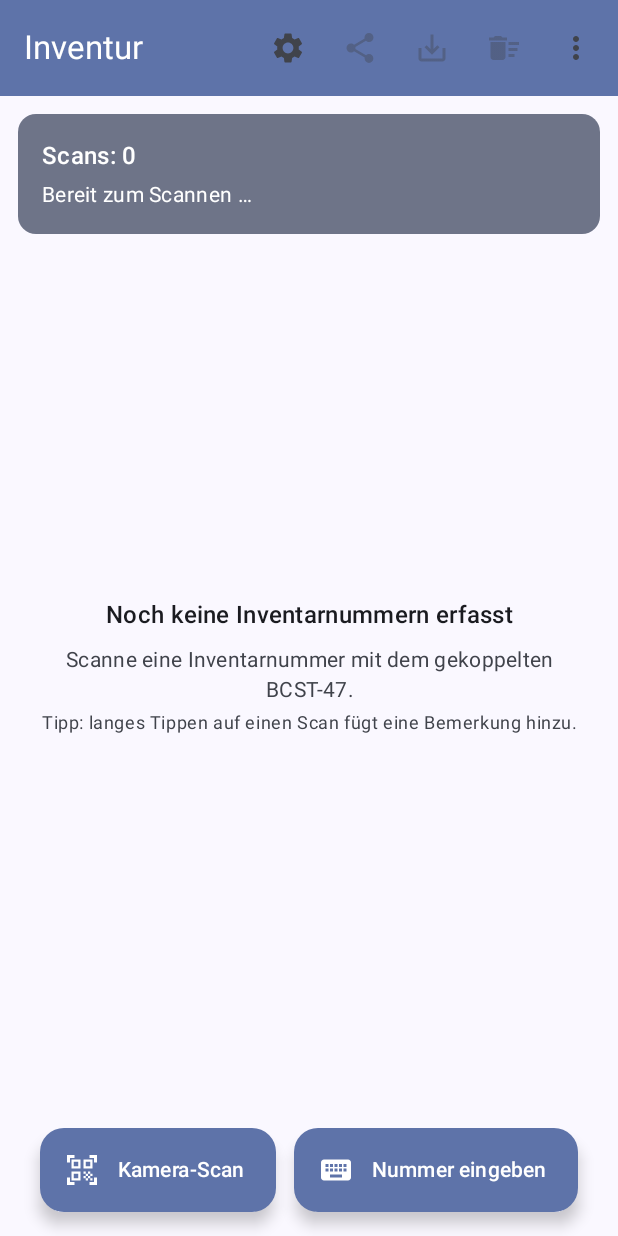
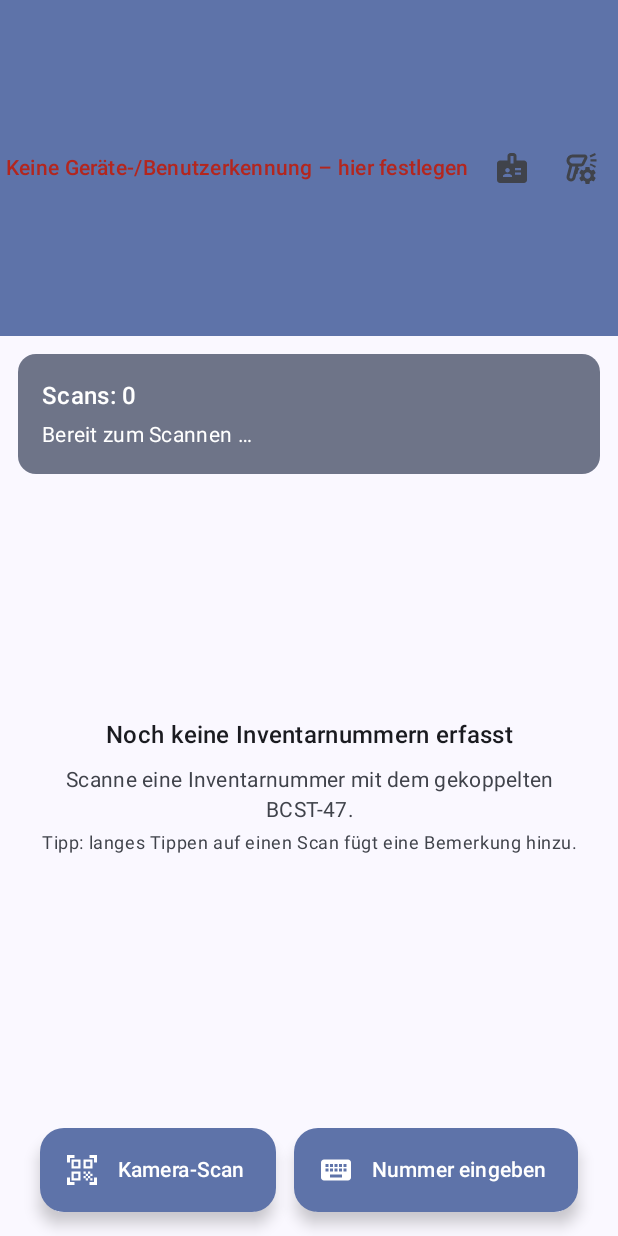
Before and after one commit to olafkenfenheuer/inventur, an Android app built with Jetpack Compose: the screen it shows after launch (MainActivity), on a phone screen of 412 x 824 dp. Run offline under Robolectric (Android 15) with nearby library versions, the phone set to English and light mode, and no system bars; libraries missing offline, so code that uses them is left out: com.inateck.scanner; 1 statement that could not run was skipped.

Commit message:
Geraete-/Benutzerkennung mit CSV-Spalte "Erfasst von"
Bei Inventuren mit mehreren Geraeten/Personen bleibt zuordenbar, woher
jeder Eintrag stammt: Kennung wird in der Kopfzeile gesetzt/angezeigt
(roter Hinweis solange leer), jedem neuen Scan zum Erfassungszeitpunkt
mitgegeben und im CSV-Export als eigene Spalte ausgegeben. Kopfzeile
nutzt jetzt ein Handscanner-Symbol mit Zahnrad (Material barcode_reader)
fuer den Scanner-Screen.

Co-Authored-By: Claude Opus 4.8 <noreply@anthropic.com>

```diff
--- a/app/src/main/java/com/kenfenheuer/inventur/data/CsvExporter.kt
+++ b/app/src/main/java/com/kenfenheuer/inventur/data/CsvExporter.kt
@@ -31,11 +31,12 @@ object CsvExporter {
 
         val sb = StringBuilder()
         sb.append('﻿') // UTF-8 BOM, damit Excel Umlaute korrekt anzeigt
-        sb.append("Nr;Inventarnummer;Zeitpunkt;Bemerkung\r\n")
+        sb.append("Nr;Inventarnummer;Zeitpunkt;Erfasst von;Bemerkung\r\n")
         ordered.forEachIndexed { index, item ->
             sb.append(index + 1).append(';')
             sb.append(escape(item.barcode)).append(';')
             sb.append(escape(timeFormat.format(Date(item.timestamp)))).append(';')
+            sb.append(escape(item.device.orEmpty())).append(';')
             sb.append(escape(item.note)).append("\r\n")
         }
         return sb.toString()
--- a/app/src/main/java/com/kenfenheuer/inventur/data/ScanEntry.kt
+++ b/app/src/main/java/com/kenfenheuer/inventur/data/ScanEntry.kt
@@ -5,10 +5,16 @@ import java.util.UUID
 /**
  * Ein einzelner Scanvorgang. Jeder Scan wird als eigene Zeile mit Zeitstempel
  * festgehalten; optional kann nachtraeglich eine [note] (Bemerkung) ergaenzt werden.
+ *
+ * [device] haelt die Geraete-/Benutzerkennung zum Zeitpunkt der Erfassung fest –
+ * wichtig, wenn mehrere Personen mit mehreren Geraeten dieselbe Inventur machen
+ * und die CSV-Dateien spaeter zusammengefuehrt werden. Nullable, weil Eintraege
+ * aus aelteren App-Versionen das Feld nicht haben (Gson liefert dann null).
  */
 data class ScanEntry(
     val id: String = UUID.randomUUID().toString(),
     val barcode: String,
     val timestamp: Long = System.currentTimeMillis(),
     val note: String = "",
+    val device: String? = null,
 )
--- a/app/src/main/java/com/kenfenheuer/inventur/ui/InventoryScreen.kt
+++ b/app/src/main/java/com/kenfenheuer/inventur/ui/InventoryScreen.kt
@@ -9,6 +9,7 @@ import androidx.activity.result.contract.ActivityResultContracts
 import androidx.compose.foundation.ExperimentalFoundationApi
 import androidx.compose.foundation.Image
 import androidx.compose.foundation.background
+import androidx.compose.foundation.clickable
 import androidx.compose.foundation.combinedClickable
 import androidx.compose.foundation.layout.Arrangement
 import androidx.compose.foundation.layout.Box
@@ -27,10 +28,12 @@ import androidx.compose.foundation.lazy.items
 import androidx.compose.foundation.lazy.grid.GridCells
 import androidx.compose.foundation.lazy.grid.LazyVerticalGrid
 import androidx.compose.foundation.lazy.grid.items
+import androidx.compose.foundation.shape.CircleShape
 import androidx.compose.foundation.shape.RoundedCornerShape
 import androidx.compose.foundation.text.KeyboardActions
 import androidx.compose.foundation.text.KeyboardOptions
 import androidx.compose.material.icons.Icons
+import androidx.compose.material.icons.filled.Badge
 import androidx.compose.material.icons.filled.Delete
 import androidx.compose.material.icons.filled.DeleteSweep
 import androidx.compose.material.icons.filled.EditNote
@@ -114,11 +117,13 @@ fun InventoryScreen(
     val context = LocalContext.current
     val items by viewModel.items.collectAsState()
     val lastScanned by viewModel.lastScanned.collectAsState()
+    val deviceLabel by viewModel.deviceLabel.collectAsState()
 
     var showClearDialog by remember { mutableStateOf(false) }
     var showManualDialog by remember { mutableStateOf(false) }
     var showMenu by remember { mutableStateOf(false) }
     var showAboutDialog by remember { mutableStateOf(false) }
+    var showDeviceDialog by remember { mutableStateOf(false) }
     var noteTarget by remember { mutableStateOf<ScanEntry?>(null) }
     var deleteTarget by remember { mutableStateOf<ScanEntry?>(null) }
 
@@ -161,8 +166,46 @@ fun InventoryScreen(
                     titleContentColor = MaterialTheme.colorScheme.onPrimaryContainer,
                 ),
                 actions = {
+                    // Aktuelle Geraete-/Benutzerkennung direkt in der Kopfzeile,
+                    // antippbar zum Aendern (wie das Badge-Icon daneben). Ohne
+                    // Kennung steht hier ein roter Hinweis, damit sie bei
+                    // Mehrgeraete-Inventuren nicht vergessen wird.
+                    Text(
+                        text = deviceLabel.ifEmpty { "Keine Geräte-/Benutzerkennung – hier festlegen" },
+                        style = MaterialTheme.typography.bodyMedium,
+                        fontWeight = FontWeight.SemiBold,
+                        color = if (deviceLabel.isNotEmpty()) {
+                            MaterialTheme.colorScheme.onPrimaryContainer
+                        } else {
+                            MaterialTheme.colorScheme.error
+                        },
+                        modifier = Modifier
+                            .clickable { showDeviceDialog = true }
+                            .padding(horizontal = 4.dp),
+                    )
+                    IconButton(onClick = { showDeviceDialog = true }) {
+                        Icon(Icons.Filled.Badge, contentDescription = "Gerät / Benutzer")
+                    }
                     IconButton(onClick = onOpenScanner) {
-                        Icon(Icons.Filled.Settings, contentDescription = "Scanner verbinden")
+                        // Handscanner-Symbol mit kleinem Zahnrad unten rechts:
+                        // "Scanner verbinden/konfigurieren".
+                        Box {
+                            Icon(
+                                painterResource(R.drawable.ic_barcode_reader),
+                                contentDescription = "Scanner verbinden",
+                            )
+                            Icon(
+                                Icons.Filled.Settings,
+                                contentDescription = null,
+                                modifier = Modifier
+                                    .size(14.dp)
+                                    .align(Alignment.BottomEnd)
+                                    .background(
+                                        MaterialTheme.colorScheme.primaryContainer,
+                                        CircleShape,
+                                    ),
+                            )
+                        }
                     }
                     IconButton(
                         enabled = items.isNotEmpty(),
@@ -346,6 +389,22 @@ fun InventoryScreen(
         AboutDialog(onDismiss = { showAboutDialog = false })
     }
 
+    if (showDeviceDialog) {
+        DeviceLabelDialog(
+            current = deviceLabel,
+            onDismiss = { showDeviceDialog = false },
+            onSave = { label ->
+                viewModel.setDeviceLabel(label)
+                showDeviceDialog = false
+                Toast.makeText(
+                    context,
+                    if (label.isBlank()) "Kennung entfernt" else "Kennung gespeichert",
+                    Toast.LENGTH_SHORT,
+                ).show()
+            },
+        )
+    }
+
     if (showManualDialog) {
         ManualEntryDialog(
             onDismiss = { showManualDialog = false },
@@ -450,6 +509,55 @@ private fun SummaryBar(
             )
         }
     }
+}
+
+@Composable
+private fun DeviceLabelDialog(
+    current: String,
+    onDismiss: () -> Unit,
+    onSave: (String) -> Unit,
+) {
+    val context = LocalContext.current
+    var text by remember { mutableStateOf(current) }
+
+    // HID-Scan-Erfassung waehrend der Texteingabe pausieren (wie bei den anderen
+    // Eingabedialogen), damit Tastendruecke nicht als Scan interpretiert werden.
+    DisposableEffect(Unit) {
+        val activity = context.findMainActivity()
+        activity?.scanCaptureEnabled = false
+        onDispose { activity?.scanCaptureEnabled = true }
+    }
+
+    AlertDialog(
+        onDismissRequest = onDismiss,
+        title = { Text("Gerät / Benutzer") },
+        text = {
+            Column {
+                Text(
+                    text = "Diese Kennung wird jedem neuen Scan zugeordnet und im " +
+                        "CSV-Export als Spalte „Erfasst von“ ausgegeben. So bleibt bei " +
+                        "Inventuren mit mehreren Geräten/Personen nachvollziehbar, " +
+                        "woher jeder Eintrag stammt.",
+                    style = MaterialTheme.typography.bodySmall,
+                    color = MaterialTheme.colorScheme.onSurfaceVariant,
+                )
+                Spacer(Modifier.size(8.dp))
+                OutlinedTextField(
+                    value = text,
+                    onValueChange = { text = it },
+                    label = { Text("z. B. Tablet-1 oder Max Mustermann") },
+                    singleLine = true,
+                    modifier = Modifier.fillMaxWidth(),
+                )
+            }
+        },
+        confirmButton = {
+            TextButton(onClick = { onSave(text) }) { Text("Speichern") }
+        },
+        dismissButton = {
+            TextButton(onClick = onDismiss) { Text("Abbrechen") }
+        },
+    )
 }
 
 @Composable
--- a/app/src/main/java/com/kenfenheuer/inventur/ui/InventoryViewModel.kt
+++ b/app/src/main/java/com/kenfenheuer/inventur/ui/InventoryViewModel.kt
@@ -11,6 +11,7 @@ import kotlinx.coroutines.flow.asStateFlow
 class InventoryViewModel(app: Application) : AndroidViewModel(app) {
 
     private val repository = InventoryRepository(app)
+    private val prefs = app.getSharedPreferences("settings", Application.MODE_PRIVATE)
 
     // Neueste Scans oben.
     private val _items = MutableStateFlow(repository.load().sortedByDescending { it.timestamp })
@@ -20,13 +21,27 @@ class InventoryViewModel(app: Application) : AndroidViewModel(app) {
     val lastScanned: StateFlow<String?> = _lastScanned.asStateFlow()
 
     /**
+     * Geraete-/Benutzerkennung dieses Geraets. Wird jedem neuen Scan mitgegeben,
+     * damit beim Zusammenfuehren mehrerer CSV-Exporte nachvollziehbar bleibt,
+     * wer bzw. welches Geraet einen Eintrag erfasst hat.
+     */
+    private val _deviceLabel = MutableStateFlow(prefs.getString(KEY_DEVICE_LABEL, "").orEmpty())
+    val deviceLabel: StateFlow<String> = _deviceLabel.asStateFlow()
+
+    fun setDeviceLabel(label: String) {
+        val trimmed = label.trim()
+        _deviceLabel.value = trimmed
+        prefs.edit().putString(KEY_DEVICE_LABEL, trimmed).apply()
+    }
+
+    /**
      * Verarbeitet eine gescannte Inventarnummer. Jeder Scan wird als eigener
      * Eintrag mit Zeitstempel festgehalten – keine Mengen-Aggregation.
      */
     fun addScan(rawBarcode: String) {
         val barcode = rawBarcode.trim()
         if (barcode.isEmpty()) return
-        val entry = ScanEntry(barcode = barcode)
+        val entry = ScanEntry(barcode = barcode, device = _deviceLabel.value.ifEmpty { null })
         val updated = listOf(entry) + _items.value
         _items.value = updated
         _lastScanned.value = barcode
@@ -56,4 +71,8 @@ class InventoryViewModel(app: Application) : AndroidViewModel(app) {
     /** Inventarnummern, die mehr als einmal vorkommen (versehentliche Doppelscans). */
     fun duplicateBarcodes(items: List<ScanEntry>): Set<String> =
         items.groupingBy { it.barcode }.eachCount().filterValues { it > 1 }.keys
+
+    private companion object {
+        const val KEY_DEVICE_LABEL = "device_label"
+    }
 }
--- /dev/null
+++ b/app/src/main/res/drawable/ic_barcode_reader.xml
@@ -0,0 +1,13 @@
+<!-- Handscanner-Symbol (Material Symbols "barcode_reader", Apache 2.0).
+     ViewBox des Originals ist 0/-960/960/960, daher die Y-Verschiebung. -->
+<vector xmlns:android="http://schemas.android.com/apk/res/android"
+    android:width="24dp"
+    android:height="24dp"
+    android:viewportWidth="960"
+    android:viewportHeight="960">
+    <group android:translateY="960">
+        <path
+            android:fillColor="@android:color/white"
+            android:pathData="M240,-120q-60,0 -95.5,-46.5T124,-270l72,-272q-33,-21 -54.5,-57T120,-680q0,-66 47,-113t113,-47h320q45,0 68,38t3,78l-80,160q-11,20 -29.5,32T520,-520h-81l-11,40h12q17,0 28.5,11.5T480,-440v80q0,17 -11.5,28.5T440,-320h-54l-30,112q-11,39 -43,63.5T240,-120ZM240,-200q14,0 24,-8t14,-21l78,-291h-83l-72,270q-5,19 7,34.5t32,15.5ZM280,-600h240l80,-160L280,-760q-33,0 -56.5,23.5T200,-680q0,33 23.5,56.5T280,-600ZM760,-760l-25,-54 145,-66 24,55 -144,65ZM880,-480l-145,-65 25,-55 144,66 -24,54ZM760,-650v-60h160v60L760,-650Z" />
+    </group>
+</vector>
```
